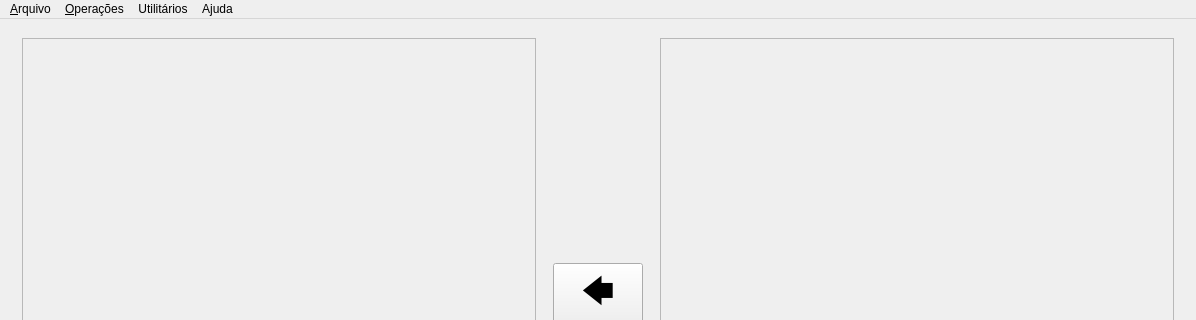
First picture: the form in editor.ui, repository Salies/pdi-editor, before the edit; both pictures show x 0 to 1196 and y 0 to 320 of the 1196 by 594 pixel window.
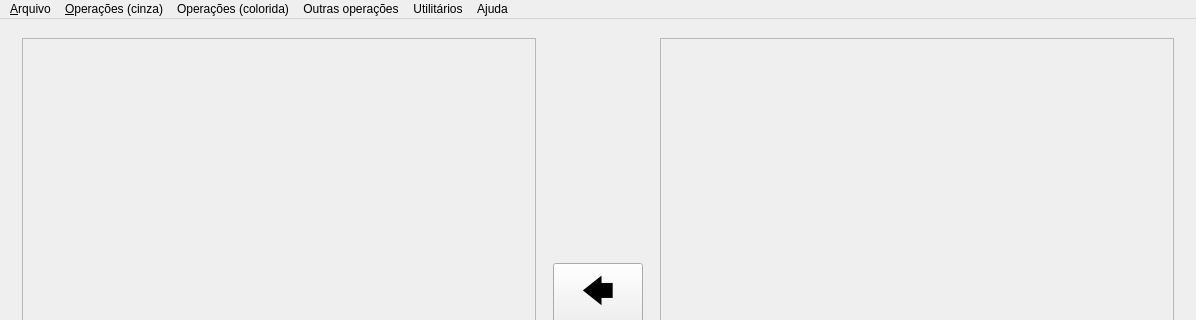
Second picture: the form after the edit. Custom widgets are drawn as their Qt base class.

Patch:
```diff
--- a/editor.ui
+++ b/editor.ui
@@ -121,7 +121,7 @@
      <x>0</x>
      <y>0</y>
      <width>1196</width>
-     <height>21</height>
+     <height>22</height>
     </rect>
    </property>
    <widget class="QMenu" name="menu_Arquivo">
@@ -135,7 +135,7 @@
    </widget>
    <widget class="QMenu" name="menu_Operacoes">
     <property name="title">
-     <string>&amp;Operações</string>
+     <string>&amp;Operações (cinza)</string>
     </property>
     <addaction name="actionInverte_cinza"/>
     <addaction name="actionEqualizarHistograma"/>
@@ -167,8 +167,23 @@
     </property>
     <addaction name="actionConverter_RGB_HSL"/>
    </widget>
+   <widget class="QMenu" name="menuOperacoes_img_colorida">
+    <property name="title">
+     <string>Operações (colorida)</string>
+    </property>
+    <addaction name="action_paraCinza"/>
+    <addaction name="actionInverte_colorida"/>
+   </widget>
+   <widget class="QMenu" name="menuOutras_operacoes">
+    <property name="title">
+     <string>Outras operações</string>
+    </property>
+    <addaction name="actionDividir_RGB"/>
+   </widget>
    <addaction name="menu_Arquivo"/>
    <addaction name="menu_Operacoes"/>
+   <addaction name="menuOperacoes_img_colorida"/>
+   <addaction name="menuOutras_operacoes"/>
    <addaction name="menuOutros"/>
    <addaction name="menuAjuda"/>
   </widget>
```
Left out of the diff: 7 changed lines with no effect on the pictures.
